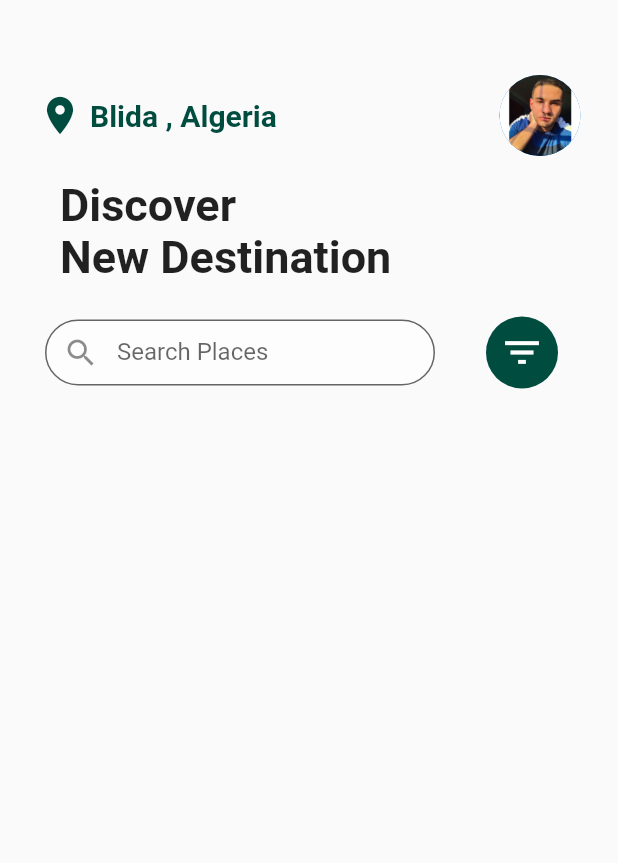
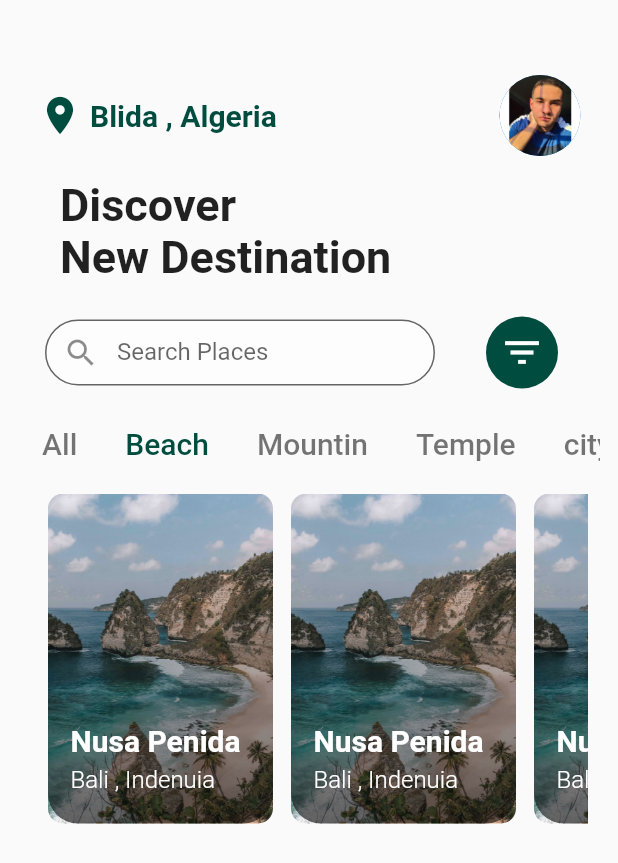
Before and after one commit to abdelghanimeliani/travel-app, a Flutter app: the screen it shows after launch, on a phone screen of 412 x 824 dp. Shown: the top 863 px of the screen. Run offline on Flutter 3.47's test engine with Material 2 defaults, Android fonts, the phone set to English and light mode, and no system bars.

```diff
--- a/lib/screens/homepage.dart
+++ b/lib/screens/homepage.dart
@@ -12,8 +12,11 @@ class HomePage extends StatefulWidget {
 class _HomePageState extends State<HomePage> {
   @override
   Widget build(BuildContext context) {
+
     return MaterialApp(
-      home: Scaffold(
+      home: DefaultTabController(
+        length: 5,
+        child: Scaffold(
           body: SingleChildScrollView(
             child: Column(
               crossAxisAlignment: CrossAxisAlignment.start,
@@ -103,15 +106,115 @@ class _HomePageState extends State<HomePage> {
                       ],
                     ),
                   ),
+                Padding(
+                  padding: const EdgeInsets.only(left: 12, right: 12 , top: 25),
+                  child: TabBar(
+                    indicatorColor: Colors.transparent,
+                    isScrollable: true,
+                    automaticIndicatorColorAdjustment: true,
+                    tabs: [
+                    Text("All" , style: TextStyle(fontSize: 20 , color: Colors.black54),) ,
+                    Text("Beach" , style: TextStyle(fontSize: 20 , color: CustomTheme.primaryColor),) ,
+                    Text("Mountin",style: TextStyle(fontSize: 20 , color: Colors.black54),) ,
+                    Text("Temple",style: TextStyle(fontSize: 20 , color: Colors.black54),) ,
+                    Text("city",style: TextStyle(fontSize: 20 , color: Colors.black54),) ,
+                  ],),
+                ),
+
+
+                Padding(
+                  padding: const EdgeInsets.all(20),
+                  child: Container(
+                    height: 250,
+                    child: ListView(
+                      scrollDirection: Axis.horizontal,
+                      children: [
+                        Item(context,  "assets/detailsimage.jpg", "Nusa Penida" , 'Bali , Indenuia'),
+                        Item(context,  "assets/detailsimage.jpg", "Nusa Penida" , 'Bali , Indenuia'),
+                        Item(context,  "assets/detailsimage.jpg", "Nusa Penida" , 'Bali , Indenuia'),
+                      ],
+                    ),
+                  ),
+                )
+
+              ],
+            ),
+          ),
+        ),
+      ),
+    );
+  }
+}
 
 
 
+Widget Item(BuildContext context , String link , String place , String location){
 
+    return GestureDetector(
+      onTap: () {
 
+      },
+      child: Padding(
+        padding: const EdgeInsets.only(left: 12),
+        child: Container(
+          width: 150,
+          height: 220,
+          child: Stack(
+            children: [
+              Container(
+                width: 150,
+                height: 220,
+                decoration: BoxDecoration(
+                    borderRadius: BorderRadius.circular(10),
+                    image: DecorationImage(
+                        image: AssetImage(
+                            (link)),
+                        fit: BoxFit.cover)),
+              ),
+              Container(
+                width: 150,
+                height: 220,
+                decoration: BoxDecoration(
+                    borderRadius: BorderRadius.circular(20),
+                    gradient: LinearGradient(
+                        colors: [
+                          Colors.black.withOpacity(0.6),
+                          Colors.black.withOpacity(0),
+                        ],
+                        end: Alignment.topCenter,
+                        begin: Alignment.bottomCenter)),
+                child: Column(
+                  crossAxisAlignment: CrossAxisAlignment.start,
+                  mainAxisAlignment: MainAxisAlignment.end,
+                  children: [
+                    Padding(
+                      padding: const EdgeInsets.only(left: 15 , bottom: 5),
+                      child: Text(
+                        place,
+                        style: TextStyle(
+                            color: Colors.white,
+                            fontSize: 20,
+                            fontWeight: FontWeight.bold),
+                      ),
+                    ),
+
+                    Padding(
+                      padding: const EdgeInsets.only(left: 15 , bottom: 20),
+                      child: Text(
+                        location,
+                        style: TextStyle(
+                            color: Colors.white,
+                            fontSize: 16,
+                            fontWeight: FontWeight.w300),
+                      ),
+                    ),
+
+                  ],
+                ),
+              )
             ],
           ),
         ),
       ),
     );
 }
-}
```
Also changed, not shown: assets/1.webp (added), assets/2.webp (added), assets/tallimage2.jpg (added). Lines whose indentation alone changed are shown as unchanged.
